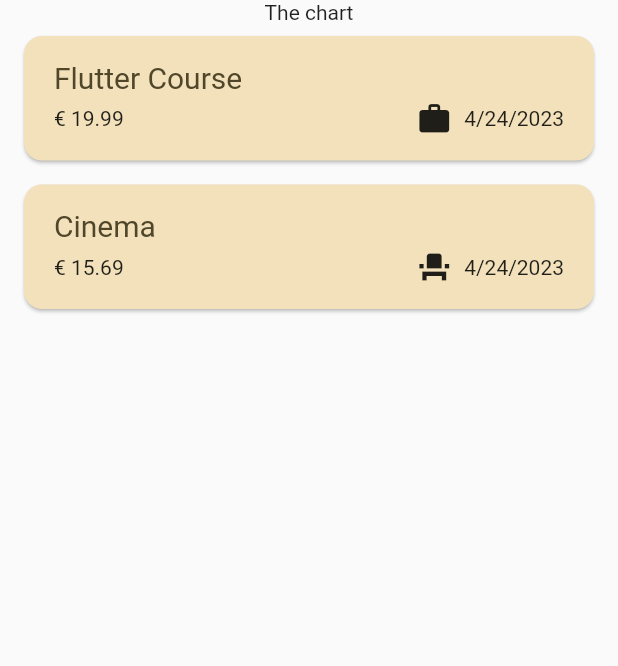
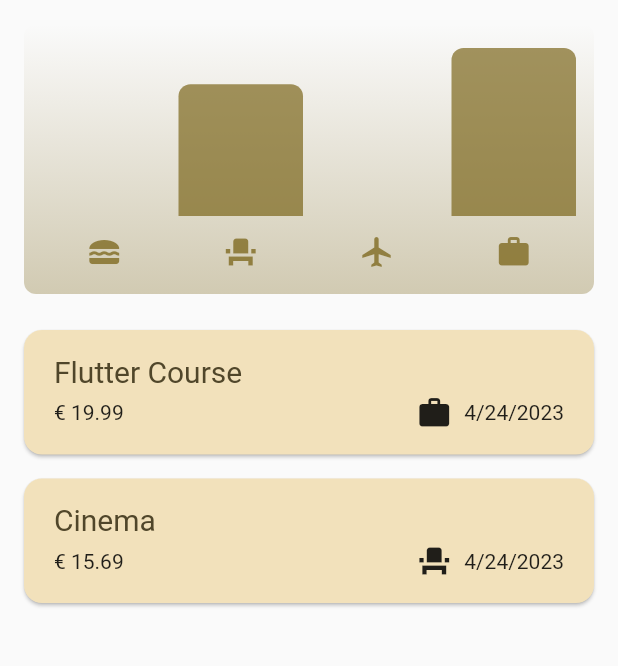
Before and after one commit to Avatbar/Flutter_Expense_Tracker_App, a Flutter app: the screen it shows after launch, on a phone screen of 412 x 824 dp, the part 84-750 px from its top. Run offline on Flutter 3.47's test engine with Material 2 defaults, Android fonts, the phone set to English and light mode, and no system bars.

Commit message:
Add Chart in to app

```diff
--- a/lib/main.dart
+++ b/lib/main.dart
@@ -5,9 +5,27 @@ import 'package:flutter_expense_tracker/widgets/expenses.dart';
 var kColorScheme =
     ColorScheme.fromSeed(seedColor: const Color.fromARGB(255, 238, 190, 8));
 
+var kDarkColorScheme = ColorScheme.fromSeed(
+    brightness: Brightness.dark,
+    seedColor: const Color.fromARGB(160, 238, 190, 8));
+
 void main() {
   runApp(
     MaterialApp(
+      darkTheme: ThemeData.dark().copyWith(
+        useMaterial3: true,
+        colorScheme: kDarkColorScheme,
+        cardTheme: const CardTheme().copyWith(
+          color: kDarkColorScheme.secondaryContainer,
+          margin: const EdgeInsets.symmetric(horizontal: 16, vertical: 8),
+        ),
+        elevatedButtonTheme: ElevatedButtonThemeData(
+          style: ElevatedButton.styleFrom(
+            backgroundColor: kDarkColorScheme.primaryContainer,
+            foregroundColor: kDarkColorScheme.onPrimaryContainer,
+          ),
+        ),
+      ),
       theme: ThemeData().copyWith(
           //overwrite only selected aspects
           useMaterial3: true,
--- a/lib/models/expense.dart
+++ b/lib/models/expense.dart
@@ -16,7 +16,8 @@ const categoryIcons = {
 };
 
 class Expense {
-  Expense({required this.title,
+  Expense({
+    required this.title,
     required this.amount,
     required this.date,
     required this.category,
@@ -32,3 +33,28 @@ class Expense {
     return formatter.format(date);
   }
 }
+
+class ExpenseBucket {
+  const ExpenseBucket({
+    required this.category,
+    required this.expenses,
+  });
+
+  ExpenseBucket.forCategory(List<Expense> allExpenses, this.category)
+      : expenses = allExpenses
+            .where((expense) => expense.category == category)
+            .toList();
+
+  final Category category;
+  final List<Expense> expenses;
+
+  double get totalExpenses {
+    double sum = 0;
+
+    for (final expense in expenses) {
+      sum += expense.amount;
+    }
+
+    return sum;
+  }
+}
--- /dev/null
+++ b/lib/widgets/chart/chart.dart
@@ -0,0 +1,95 @@
+import 'package:flutter/material.dart';
+
+import 'package:flutter_expense_tracker/widgets/chart/chart_bar.dart';
+import 'package:flutter_expense_tracker/models/expense.dart';
+
+class Chart extends StatelessWidget {
+  const Chart({super.key, required this.expenses});
+
+  final List<Expense> expenses;
+
+  List<ExpenseBucket> get buckets {
+    return [
+      ExpenseBucket.forCategory(expenses, Category.food),
+      ExpenseBucket.forCategory(expenses, Category.leisure),
+      ExpenseBucket.forCategory(expenses, Category.travel),
+      ExpenseBucket.forCategory(expenses, Category.work),
+    ];
+  }
+
+  double get maxTotalExpense {
+    double maxTotalExpense = 0;
+
+    for (final bucket in buckets) {
+      if (bucket.totalExpenses > maxTotalExpense) {
+        maxTotalExpense = bucket.totalExpenses;
+      }
+    }
+
+    return maxTotalExpense;
+  }
+
+  @override
+  Widget build(BuildContext context) {
+    final isDarkMode =
+        MediaQuery.of(context).platformBrightness == Brightness.dark;
+    return Container(
+      margin: const EdgeInsets.all(16),
+      padding: const EdgeInsets.symmetric(
+        vertical: 16,
+        horizontal: 8,
+      ),
+      width: double.infinity,
+      height: 180,
+      decoration: BoxDecoration(
+        borderRadius: BorderRadius.circular(8),
+        gradient: LinearGradient(
+          colors: [
+            Theme.of(context).colorScheme.primary.withOpacity(0.3),
+            Theme.of(context).colorScheme.primary.withOpacity(0.0)
+          ],
+          begin: Alignment.bottomCenter,
+          end: Alignment.topCenter,
+        ),
+      ),
+      child: Column(
+        children: [
+          Expanded(
+            child: Row(
+              crossAxisAlignment: CrossAxisAlignment.end,
+              children: [
+                for (final bucket in buckets) // alternative to map()
+                  ChartBar(
+                    fill: bucket.totalExpenses == 0
+                        ? 0
+                        : bucket.totalExpenses / maxTotalExpense,
+                  )
+              ],
+            ),
+          ),
+          const SizedBox(height: 12),
+          Row(
+            children: buckets
+                .map(
+                  (bucket) => Expanded(
+                child: Padding(
+                  padding: const EdgeInsets.symmetric(horizontal: 4),
+                  child: Icon(
+                    categoryIcons[bucket.category],
+                    color: isDarkMode
+                        ? Theme.of(context).colorScheme.secondary
+                        : Theme.of(context)
+                        .colorScheme
+                        .primary
+                        .withOpacity(0.7),
+                  ),
+                ),
+              ),
+            )
+                .toList(),
+          )
+        ],
+      ),
+    );
+  }
+}
--- /dev/null
+++ b/lib/widgets/chart/chart_bar.dart
@@ -0,0 +1,34 @@
+import 'package:flutter/material.dart';
+
+class ChartBar extends StatelessWidget {
+  const ChartBar({
+    super.key,
+    required this.fill,
+  });
+
+  final double fill;
+
+  @override
+  Widget build(BuildContext context) {
+    final isDarkMode =
+        MediaQuery.of(context).platformBrightness == Brightness.dark;
+    return Expanded(
+      child: Padding(
+        padding: const EdgeInsets.symmetric(horizontal: 4),
+        child: FractionallySizedBox(
+          heightFactor: fill,
+          child: DecoratedBox(
+            decoration: BoxDecoration(
+              shape: BoxShape.rectangle,
+              borderRadius:
+              const BorderRadius.vertical(top: Radius.circular(8)),
+              color: isDarkMode
+                  ? Theme.of(context).colorScheme.secondary
+                  : Theme.of(context).colorScheme.primary.withOpacity(0.65),
+            ),
+          ),
+        ),
+      ),
+    );
+  }
+}
--- a/lib/widgets/expenses.dart
+++ b/lib/widgets/expenses.dart
@@ -1,5 +1,6 @@
 import 'package:flutter/material.dart';
 import 'package:flutter_expense_tracker/models/expense.dart';
+import 'package:flutter_expense_tracker/widgets/chart/chart.dart';
 import 'package:flutter_expense_tracker/widgets/expenses_list/expenses_list.dart';
 import 'package:flutter_expense_tracker/widgets/new_expense.dart';
 
@@ -87,7 +88,7 @@ class _ExpensesState extends State<Expenses> {
       ),
       body: Column(
         children: [
-          const Text('The chart'),
+          Chart(expenses: _registeredExpenses),
           Expanded(
               child: mainContent,
           ),
```
